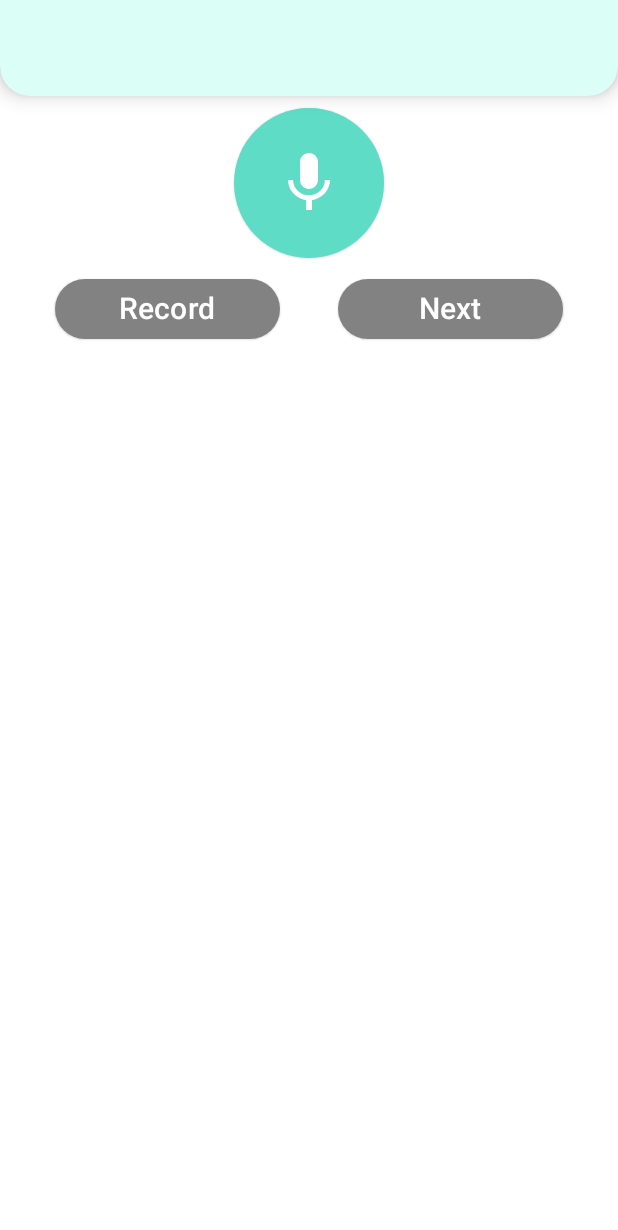
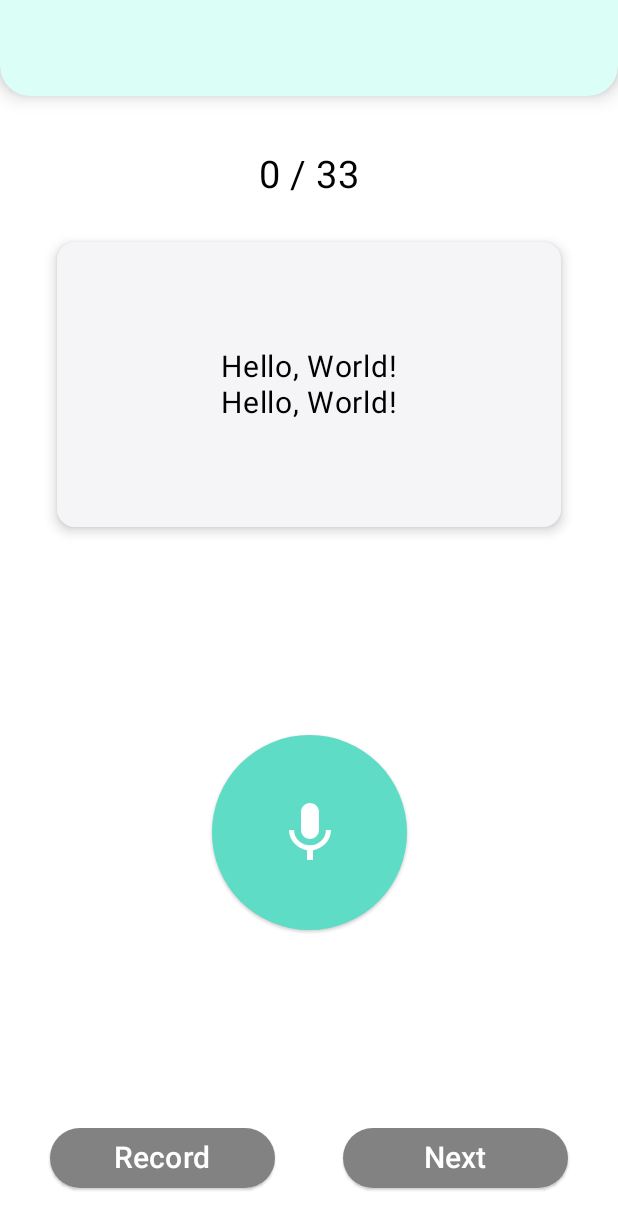
Before and after one commit to GDSC-CAU/Vridge-Android, an Android app built with Jetpack Compose: the screen it shows after launch once a user with an empty profile is signed in (MainActivity), after a tap on an icon or button, on a phone screen of 412 x 824 dp. Shown: the top 1230 px of the screen. Run offline under Robolectric (Android 15) with nearby library versions, the light colour scheme and no system bars; our stand-ins replace Dagger/Hilt's generated code, Firebase (no records; nobody signed in at launch, a user with empty details on screens opened directly); libraries missing offline, so code that uses them is left out: com.firebase.ui.

Commit message:
Update RecordScreen : Adjust Layout

```diff
--- a/app/src/main/java/com/gdsc_cau/vridge/record/RecordScreen.kt
+++ b/app/src/main/java/com/gdsc_cau/vridge/record/RecordScreen.kt
@@ -1,8 +1,10 @@
 package com.gdsc_cau.vridge.record
 
 import androidx.compose.foundation.layout.Arrangement
+import androidx.compose.foundation.layout.Box
 import androidx.compose.foundation.layout.Column
 import androidx.compose.foundation.layout.Row
+import androidx.compose.foundation.layout.fillMaxHeight
 import androidx.compose.foundation.layout.fillMaxSize
 import androidx.compose.foundation.layout.fillMaxWidth
 import androidx.compose.foundation.layout.height
@@ -10,7 +12,9 @@ import androidx.compose.foundation.layout.padding
 import androidx.compose.foundation.layout.width
 import androidx.compose.foundation.shape.CircleShape
 import androidx.compose.material3.ButtonDefaults
+import androidx.compose.material3.CardDefaults
 import androidx.compose.material3.ElevatedButton
+import androidx.compose.material3.ElevatedCard
 import androidx.compose.material3.Icon
 import androidx.compose.material3.Text
 import androidx.compose.runtime.Composable
@@ -20,7 +24,9 @@ import androidx.compose.ui.res.painterResource
 import androidx.compose.ui.unit.dp
 import androidx.compose.ui.unit.sp
 import com.gdsc_cau.vridge.R
+import com.gdsc_cau.vridge.ui.theme.Black
 import com.gdsc_cau.vridge.ui.theme.Grey2
+import com.gdsc_cau.vridge.ui.theme.Grey4
 import com.gdsc_cau.vridge.ui.theme.Primary
 import com.gdsc_cau.vridge.ui.theme.White
 
@@ -30,8 +36,72 @@ fun RecordScreen() {
         modifier = Modifier
             .fillMaxSize()
     ) {
-        RecordButton()
+        RecordDataView(idx = 0, data = "Hello, World!\nHello, World!")
+        Box(
+            modifier = Modifier
+                .fillMaxWidth()
+                .weight(1f)
+        ){
+            RecordButton()
+        }
         RecordNavigator()
+    }
+}
+
+@Composable
+fun RecordDataView(idx: Int, data: String) {
+    Column(
+        modifier = Modifier
+    ) {
+        RecordDataIndex(idx = idx)
+        RecordDataCard(data = data)
+    }
+}
+
+@Composable
+fun RecordDataIndex(idx: Int) {
+    Column(
+        horizontalAlignment = Alignment.CenterHorizontally,
+        verticalArrangement = Arrangement.Center,
+        modifier = Modifier
+            .fillMaxWidth()
+            .padding(top = 30.dp)
+    ) {
+        Text(
+            fontSize = 25.sp,
+            color = Black,
+            text = "$idx / 33"
+        )
+    }
+}
+
+@Composable
+fun RecordDataCard(data: String) {
+    ElevatedCard(
+        colors = CardDefaults.elevatedCardColors(
+            containerColor = Grey4,
+            contentColor = Black
+        ),
+        elevation = CardDefaults.cardElevation(
+            defaultElevation = 5.dp
+        ),
+        modifier = Modifier
+            .fillMaxWidth()
+            .height(250.dp)
+            .padding(all = 30.dp)
+    ) {
+        Column(
+            horizontalAlignment = Alignment.CenterHorizontally,
+            verticalArrangement = Arrangement.Center,
+            modifier = Modifier
+                .fillMaxHeight()
+                .fillMaxWidth()
+        ) {
+            Text(
+                fontSize = 20.sp,
+                text = data
+            )
+        }
     }
 }
 
@@ -41,7 +111,7 @@ fun RecordButton() {
         horizontalAlignment = Alignment.CenterHorizontally,
         verticalArrangement = Arrangement.Center,
         modifier = Modifier
-            .fillMaxWidth()
+            .fillMaxSize()
     ) {
         ElevatedButton(
             colors = ButtonDefaults.elevatedButtonColors(
@@ -49,8 +119,8 @@ fun RecordButton() {
                 contentColor = White
             ),
             modifier = Modifier
-                .height(100.dp)
-                .width(100.dp),
+                .height(130.dp)
+                .width(130.dp),
             shape = CircleShape,
             onClick = {
                 // TODO: Record Start / Stop
@@ -88,7 +158,7 @@ fun RecordNavigateButton(text: String, onBtnClicked: () -> Unit) {
             contentColor = White
         ),
         modifier = Modifier
-            .padding(all = 10.dp)
+            .padding(all = 20.dp)
             .width(150.dp),
         onClick = onBtnClicked
     ) {
```
